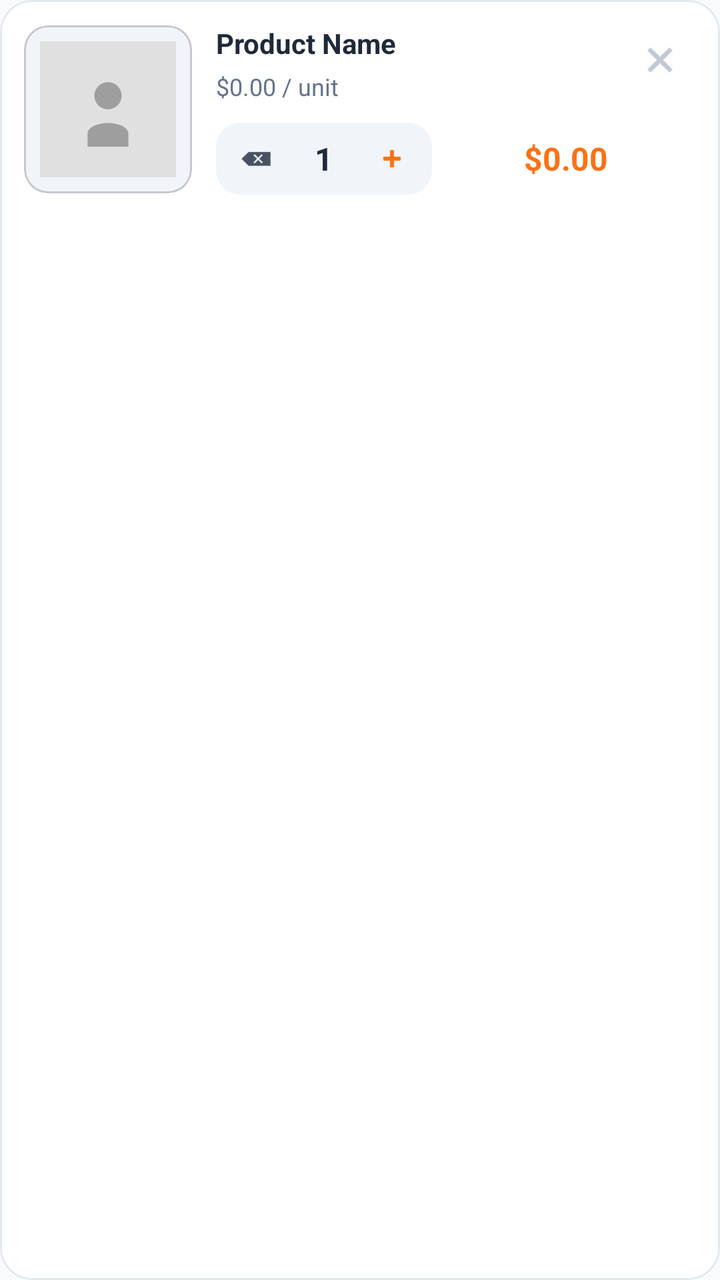
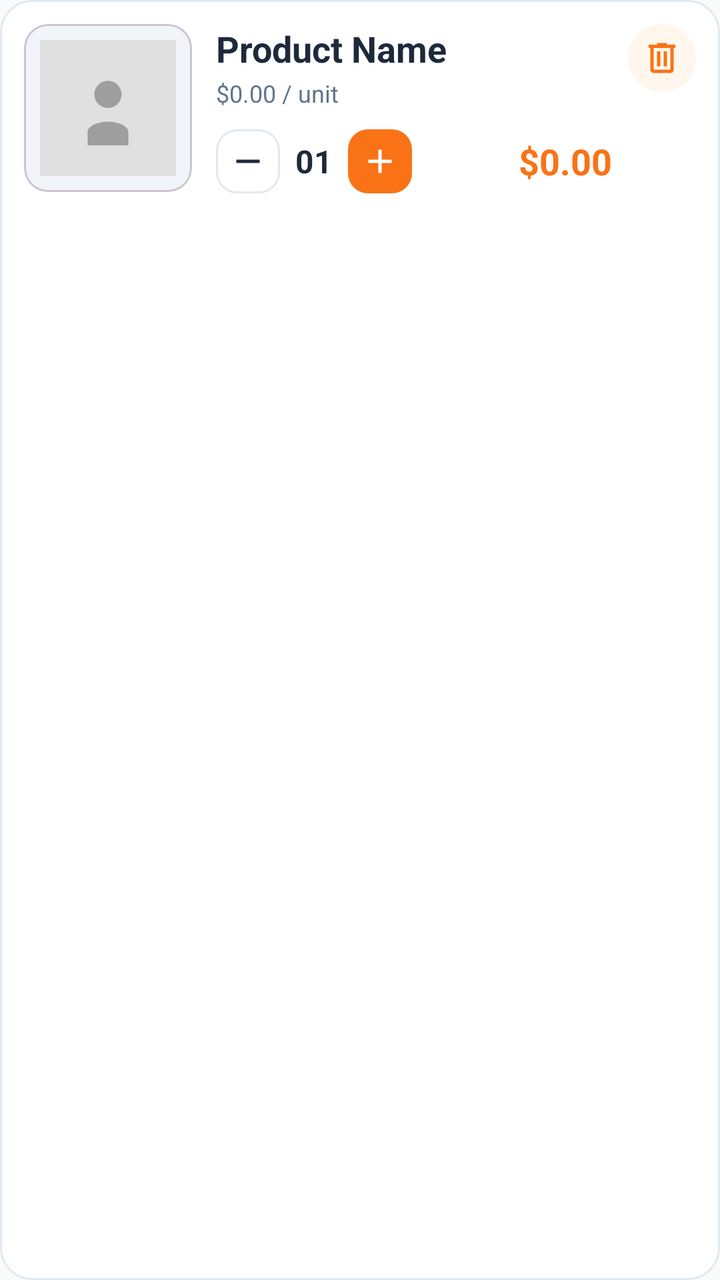

An Android layout rendered at two revisions. The XML below is the earlier revision; the diff shows what the commit changed to produce the second picture.
<!-- AndroidManifest.xml: application theme Theme.BeckieDealApp -->
<!-- res/layout/item_cart.xml -->
﻿<?xml version="1.0" encoding="utf-8"?>
<com.google.android.material.card.MaterialCardView
    xmlns:android="http://schemas.android.com/apk/res/android"
    xmlns:app="http://schemas.android.com/apk/res-auto"
    android:layout_width="match_parent"
    android:layout_height="wrap_content"
    android:layout_marginBottom="12dp"
    app:cardCornerRadius="16dp"
    app:cardElevation="0dp"
    app:strokeWidth="1dp"
    app:strokeColor="@color/border_color"
    app:cardBackgroundColor="@color/surface">

    <LinearLayout
        android:layout_width="match_parent"
        android:layout_height="wrap_content"
        android:orientation="horizontal"
        android:padding="12dp"
        android:gravity="center_vertical">

        
        <com.google.android.material.card.MaterialCardView
            android:layout_width="84dp"
            android:layout_height="84dp"
            app:cardCornerRadius="12dp"
            app:cardElevation="0dp"
            app:cardBackgroundColor="@color/card_bg_secondary">

            <ImageView
                android:id="@+id/cartItemImage"
                android:layout_width="match_parent"
                android:layout_height="match_parent"
                android:scaleType="centerInside"
                android:padding="8dp"
                android:src="@drawable/placeholder_image" />

        </com.google.android.material.card.MaterialCardView>

        
        <LinearLayout
            android:layout_width="0dp"
            android:layout_height="wrap_content"
            android:layout_weight="1"
            android:orientation="vertical"
            android:layout_marginStart="12dp">

            
            <TextView
                android:id="@+id/cartItemName"
                android:layout_width="match_parent"
                android:layout_height="wrap_content"
                android:text="Product Name"
                android:textColor="@color/text_primary"
                android:textSize="@dimen/text_size_body"
                android:textStyle="bold"
                android:maxLines="2"
                android:ellipsize="end" />

            
            <TextView
                android:id="@+id/cartItemUnitPrice"
                android:layout_width="wrap_content"
                android:layout_height="wrap_content"
                android:layout_marginTop="4dp"
                android:text="$0.00 / unit"
                android:textColor="@color/text_secondary"
                android:textSize="@dimen/text_size_caption" />

            
            <LinearLayout
                android:layout_width="match_parent"
                android:layout_height="wrap_content"
                android:orientation="horizontal"
                android:gravity="center_vertical"
                android:layout_marginTop="10dp">

                
                <LinearLayout
                    android:layout_width="wrap_content"
                    android:layout_height="36dp"
                    android:orientation="horizontal"
                    android:gravity="center_vertical"
                    android:background="@drawable/form_field_background"
                    android:paddingHorizontal="4dp">

                    <ImageView
                        android:id="@+id/cartItemDecrement"
                        android:layout_width="32dp"
                        android:layout_height="32dp"
                        android:padding="8dp"
                        android:src="@android:drawable/ic_input_delete"
                        app:tint="@color/text_primary"
                        android:background="?attr/selectableItemBackgroundBorderless"
                        android:contentDescription="Decrease quantity" />

                    <TextView
                        android:id="@+id/cartItemQuantity"
                        android:layout_width="36dp"
                        android:layout_height="wrap_content"
                        android:gravity="center"
                        android:text="1"
                        android:textColor="@color/text_primary"
                        android:textSize="@dimen/text_size_body_large"
                        android:textStyle="bold" />

                    <ImageView
                        android:id="@+id/cartItemIncrement"
                        android:layout_width="32dp"
                        android:layout_height="32dp"
                        android:padding="8dp"
                        android:src="@android:drawable/ic_input_add"
                        app:tint="@color/primary"
                        android:background="?attr/selectableItemBackgroundBorderless"
                        android:contentDescription="Increase quantity" />

                </LinearLayout>

                
                <View
                    android:layout_width="0dp"
                    android:layout_height="1dp"
                    android:layout_weight="1" />

                
                <TextView
                    android:id="@+id/cartItemSubtotal"
                    android:layout_width="wrap_content"
                    android:layout_height="wrap_content"
                    android:text="$0.00"
                    android:textColor="@color/primary"
                    android:textSize="@dimen/text_size_body_large"
                    android:textStyle="bold" />

            </LinearLayout>

        </LinearLayout>

        
        <ImageView
            android:id="@+id/cartItemRemove"
            android:layout_width="36dp"
            android:layout_height="36dp"
            android:layout_marginStart="8dp"
            android:layout_gravity="top"
            android:padding="8dp"
            android:src="@android:drawable/ic_menu_close_clear_cancel"
            app:tint="@color/text_muted"
            android:background="?attr/selectableItemBackgroundBorderless"
            android:contentDescription="Remove from cart" />

    </LinearLayout>

</com.google.android.material.card.MaterialCardView>
<!-- resources referenced by this layout -->
<resources>
  <color name="border_color">#E2E8F0</color>
  <color name="card_bg_secondary">#F1F5F9</color>
  <color name="primary">#F97316</color>
  <color name="surface">#FFFFFF</color>
  <color name="text_muted">#94A3B8</color>
  <color name="text_primary">#1E293B</color>
  <color name="text_secondary">#64748B</color>
  <dimen name="text_size_body">13sp</dimen>
  <dimen name="text_size_body_large">15sp</dimen>
  <dimen name="text_size_caption">11sp</dimen>
  <!-- drawable form_field_background (drawable) -->
  <?xml version="1.0" encoding="utf-8"?>
  <shape xmlns:android="http://schemas.android.com/apk/res/android">
      <solid android:color="@color/input_background" />
      <corners android:radius="12dp" />
  </shape>
  <style name="Theme.BeckieDealApp" parent="Base.Theme.BeckieDealApp" />
  <color name="input_background">#F1F5F9</color>
  <color name="on_primary">#FFFFFF</color>
  <color name="primary_container">#F97316</color>
  <color name="on_primary_container">#582200</color>
  <color name="background">#F8FAFC</color>
  <color name="on_surface">#251913</color>
  <style name="Widget.App.BottomNav.ActiveIndicator" parent="Widget.Material3.BottomNavigationView.ActiveIndicator">
          <item name="android:color">@color/nav_indicator_fill</item>
          <item name="android:width">52dp</item>
          <item name="android:height">40dp</item>
          <item name="shapeAppearance">@style/ShapeAppearance.App.BottomNav.ActiveIndicator</item>
      </style>
  <color name="nav_indicator_fill">#FFF1EB</color>
  <style name="ShapeAppearance.App.BottomNav.ActiveIndicator" parent="">
          <item name="cornerFamily">rounded</item>
          <item name="cornerSize">50%</item>
      </style>
  <!-- unchanged entries left out for length: 3 -->
</resources>

<!-- the commit's change to res/layout/item_cart.xml (unified diff, before → after) -->
@@ -16,7 +16,7 @@
         android:layout_height="wrap_content"
         android:orientation="horizontal"
         android:padding="12dp"
-        android:gravity="center_vertical">
+        android:baselineAligned="false">
 
         
         <com.google.android.material.card.MaterialCardView
@@ -51,8 +51,9 @@
                 android:layout_height="wrap_content"
                 android:text="Product Name"
                 android:textColor="@color/text_primary"
-                android:textSize="@dimen/text_size_body"
+                android:textSize="@dimen/text_size_title_small"
                 android:textStyle="bold"
+                android:lineSpacingMultiplier="1.1"
                 android:maxLines="2"
                 android:ellipsize="end" />
 
@@ -61,7 +62,7 @@
                 android:id="@+id/cartItemUnitPrice"
                 android:layout_width="wrap_content"
                 android:layout_height="wrap_content"
-                android:layout_marginTop="4dp"
+                android:layout_marginTop="2dp"
                 android:text="$0.00 / unit"
                 android:textColor="@color/text_secondary"
                 android:textSize="@dimen/text_size_caption" />
@@ -72,48 +73,42 @@
                 android:layout_height="wrap_content"
                 android:orientation="horizontal"
                 android:gravity="center_vertical"
-                android:layout_marginTop="10dp">
+                android:layout_marginTop="10dp"
+                android:baselineAligned="false">
 
                 
-                <LinearLayout
+                <ImageView
+                    android:id="@+id/cartItemDecrement"
+                    android:layout_width="32dp"
+                    android:layout_height="32dp"
+                    android:padding="6dp"
+                    android:background="@drawable/stepper_btn_outline"
+                    android:src="@drawable/ic_minus_24"
+                    android:scaleType="fitCenter"
+                    android:contentDescription="Decrease quantity" />
+
+                
+                <TextView
+                    android:id="@+id/cartItemQuantity"
                     android:layout_width="wrap_content"
-                    android:layout_height="36dp"
-                    android:orientation="horizontal"
-                    android:gravity="center_vertical"
-                    android:background="@drawable/form_field_background"
-                    android:paddingHorizontal="4dp">
+                    android:layout_height="wrap_content"
+                    android:minWidth="34dp"
+                    android:gravity="center"
+                    android:text="01"
+                    android:textColor="@color/text_primary"
+                    android:textSize="@dimen/text_size_body_large"
+                    android:textStyle="bold" />
 
-                    <ImageView
-                        android:id="@+id/cartItemDecrement"
-                        android:layout_width="32dp"
-                        android:layout_height="32dp"
-                        android:padding="8dp"
-                        android:src="@android:drawable/ic_input_delete"
-                        app:tint="@color/text_primary"
-                        android:background="?attr/selectableItemBackgroundBorderless"
-                        android:contentDescription="Decrease quantity" />
-
-                    <TextView
-                        android:id="@+id/cartItemQuantity"
-                        android:layout_width="36dp"
-                        android:layout_height="wrap_content"
-                        android:gravity="center"
-                        android:text="1"
-                        android:textColor="@color/text_primary"
-                        android:textSize="@dimen/text_size_body_large"
-                        android:textStyle="bold" />
-
-                    <ImageView
-                        android:id="@+id/cartItemIncrement"
-                        android:layout_width="32dp"
-                        android:layout_height="32dp"
-                        android:padding="8dp"
-                        android:src="@android:drawable/ic_input_add"
-                        app:tint="@color/primary"
-                        android:background="?attr/selectableItemBackgroundBorderless"
-                        android:contentDescription="Increase quantity" />
-
-                </LinearLayout>
+                
+                <ImageView
+                    android:id="@+id/cartItemIncrement"
+                    android:layout_width="32dp"
+                    android:layout_height="32dp"
+                    android:padding="6dp"
+                    android:background="@drawable/stepper_btn_filled"
+                    android:src="@drawable/ic_plus_24"
+                    android:scaleType="fitCenter"
+                    android:contentDescription="Increase quantity" />
 
                 
                 <View
@@ -126,9 +121,10 @@
                     android:id="@+id/cartItemSubtotal"
                     android:layout_width="wrap_content"
                     android:layout_height="wrap_content"
+                    android:layout_marginStart="8dp"
                     android:text="$0.00"
                     android:textColor="@color/primary"
-                    android:textSize="@dimen/text_size_body_large"
+                    android:textSize="@dimen/text_size_title_small"
                     android:textStyle="bold" />
 
             </LinearLayout>
@@ -138,14 +134,13 @@
         
         <ImageView
             android:id="@+id/cartItemRemove"
-            android:layout_width="36dp"
-            android:layout_height="36dp"
+            android:layout_width="34dp"
+            android:layout_height="34dp"
             android:layout_marginStart="8dp"
-            android:layout_gravity="top"
-            android:padding="8dp"
-            android:src="@android:drawable/ic_menu_close_clear_cancel"
-            app:tint="@color/text_muted"
-            android:background="?attr/selectableItemBackgroundBorderless"
+            android:padding="7dp"
+            android:background="@drawable/cart_remove_bg"
+            android:src="@drawable/ic_trash_24"
+            android:scaleType="fitCenter"
             android:contentDescription="Remove from cart" />
 
     </LinearLayout>
<!-- resource entries referenced after the edit -->
@@ -4,20 +4,82 @@
   <color name="card_bg_secondary">#F1F5F9</color>
   <color name="primary">#F97316</color>
   <color name="surface">#FFFFFF</color>
-  <color name="text_muted">#94A3B8</color>
   <color name="text_primary">#1E293B</color>
   <color name="text_secondary">#64748B</color>
-  <dimen name="text_size_body">13sp</dimen>
   <dimen name="text_size_body_large">15sp</dimen>
   <dimen name="text_size_caption">11sp</dimen>
-  <!-- drawable form_field_background (drawable) -->
+  <dimen name="text_size_title_small">17sp</dimen>
+  <!-- drawable cart_remove_bg (drawable) -->
   <?xml version="1.0" encoding="utf-8"?>
-  <shape xmlns:android="http://schemas.android.com/apk/res/android">
-      <solid android:color="@color/input_background" />
-      <corners android:radius="12dp" />
-  </shape>
+  <ripple xmlns:android="http://schemas.android.com/apk/res/android"
+      android:color="?attr/colorControlHighlight">
+      <item>
+          <shape android:shape="oval">
+              <solid android:color="@color/badge_bg" />
+          </shape>
+      </item>
+  </ripple>
+  <!-- drawable ic_minus_24 (drawable) -->
+  <vector xmlns:android="http://schemas.android.com/apk/res/android"
+      android:width="24dp"
+      android:height="24dp"
+      android:viewportWidth="24"
+      android:viewportHeight="24"
+      android:tint="@color/text_primary">
+      <path
+          android:fillColor="@android:color/white"
+          android:pathData="M5,11h14v2H5V11Z" />
+  </vector>
+  <!-- drawable ic_plus_24 (drawable) -->
+  <vector xmlns:android="http://schemas.android.com/apk/res/android"
+      android:width="24dp"
+      android:height="24dp"
+      android:viewportWidth="24"
+      android:viewportHeight="24"
+      android:tint="@color/white_fixed">
+      <path
+          android:fillColor="@android:color/white"
+          android:pathData="M11,13H5v-2h6V5h2v6h6v2h-6v6h-2V13Z" />
+  </vector>
+  <!-- drawable ic_trash_24 (drawable) -->
+  <vector xmlns:android="http://schemas.android.com/apk/res/android"
+      android:width="24dp"
+      android:height="24dp"
+      android:viewportWidth="24"
+      android:viewportHeight="24"
+      android:tint="@color/primary">
+      <path
+          android:fillColor="@android:color/white"
+          android:pathData="M7,21q-0.825,0 -1.413,-0.588T5,19V6H4V4h5V3h6v1h5v2h-1v13q0,0.825 -0.588,1.413T17,21H7ZM7,6v13h10V6H7ZM9,17h2V8H9v9ZM13,17h2V8h-2v9Z" />
+  </vector>
+  <!-- drawable stepper_btn_filled (drawable) -->
+  <?xml version="1.0" encoding="utf-8"?>
+  <ripple xmlns:android="http://schemas.android.com/apk/res/android"
+      android:color="#4DFFFFFF">
+      <item>
+          <shape android:shape="rectangle">
+              <solid android:color="@color/primary" />
+              <corners android:radius="10dp" />
+          </shape>
+      </item>
+  </ripple>
+  <!-- drawable stepper_btn_outline (drawable) -->
+  <?xml version="1.0" encoding="utf-8"?>
+  <ripple xmlns:android="http://schemas.android.com/apk/res/android"
+      android:color="?attr/colorControlHighlight">
+      <item>
+          <shape android:shape="rectangle">
+              <solid android:color="@color/surface" />
+              <corners android:radius="10dp" />
+              <stroke
+                  android:width="1dp"
+                  android:color="@color/border_color" />
+          </shape>
+      </item>
+  </ripple>
   <style name="Theme.BeckieDealApp" parent="Base.Theme.BeckieDealApp" />
-  <color name="input_background">#F1F5F9</color>
+  <color name="badge_bg">#FFF7ED</color>
+  <color name="white_fixed">#FFFFFF</color>
   <color name="on_primary">#FFFFFF</color>
   <color name="primary_container">#F97316</color>
   <color name="on_primary_container">#582200</color>
